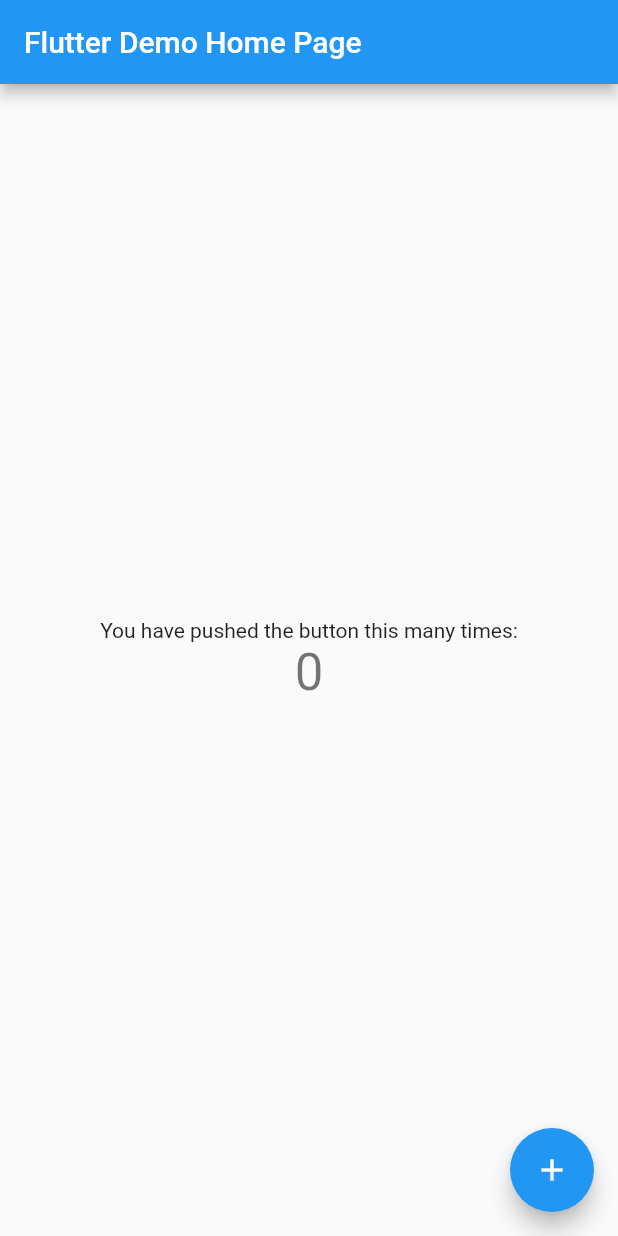
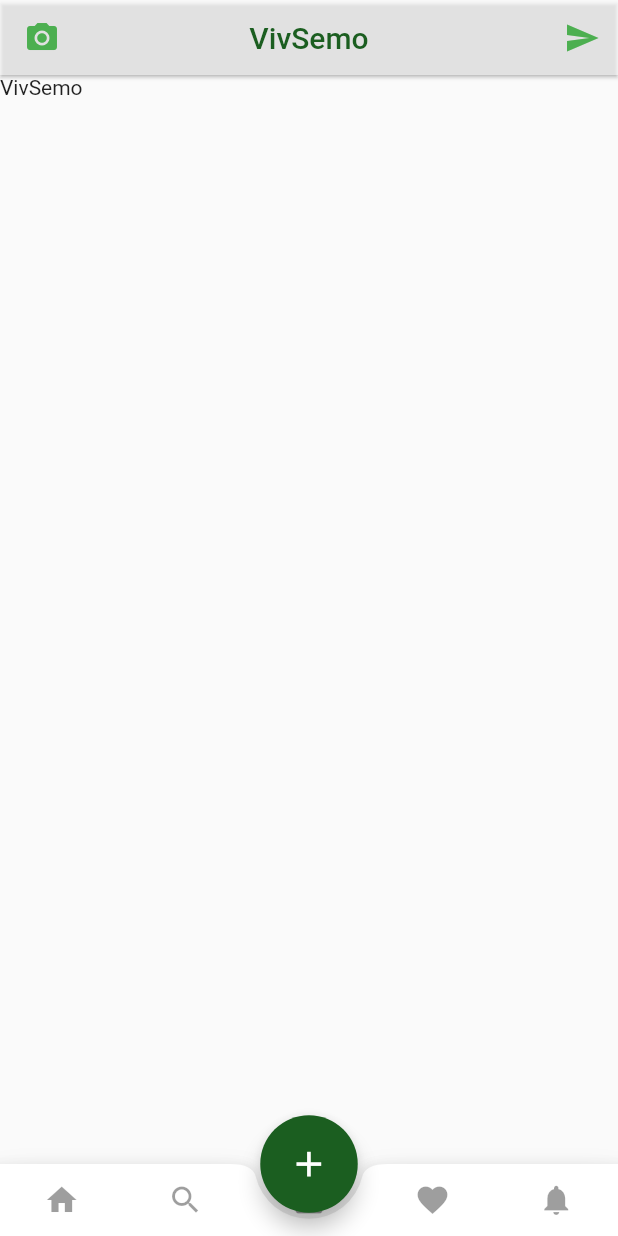
Before and after one commit to pellegrino/vivsemo, a Flutter app: the screen it shows after launch, on a phone screen of 412 x 824 dp. Run offline on Flutter 3.47's test engine with Material 2 defaults, Android fonts, the phone set to English and light mode, and no system bars.

Commit message:
Starting to implement UI scaffold

```diff
--- a/lib/main.dart
+++ b/lib/main.dart
@@ -1,117 +1,23 @@
 import 'package:flutter/material.dart';
+import 'package:vivsemo/pages/home_page.dart';
 
 void main() {
   runApp(MyApp());
 }
 
 class MyApp extends StatelessWidget {
-  // This widget is the root of your application.
   @override
   Widget build(BuildContext context) {
-    return MaterialApp(
-      title: 'Flutter Demo',
-      theme: ThemeData(
-        // This is the theme of your application.
-        //
-        // Try running your application with "flutter run". You'll see the
-        // application has a blue toolbar. Then, without quitting the app, try
-        // changing the primarySwatch below to Colors.green and then invoke
-        // "hot reload" (press "r" in the console where you ran "flutter run",
-        // or simply save your changes to "hot reload" in a Flutter IDE).
-        // Notice that the counter didn't reset back to zero; the application
-        // is not restarted.
-        primarySwatch: Colors.blue,
-        // This makes the visual density adapt to the platform that you run
-        // the app on. For desktop platforms, the controls will be smaller and
-        // closer together (more dense) than on mobile platforms.
-        visualDensity: VisualDensity.adaptivePlatformDensity,
+    return new MaterialApp(
+      title: "Vivsemo",
+      theme: new ThemeData(
+        primaryColor: Colors.green.shade400,
+        accentColor: Colors.green.shade900,
+        primaryIconTheme: IconThemeData(color: Colors.green),
+        primaryTextTheme: TextTheme(headline1: TextStyle(color: Colors.green)),
+        textTheme: TextTheme(headline1: TextStyle(color: Colors.green)),
       ),
-      home: MyHomePage(title: 'Flutter Demo Home Page'),
+      home: new HomePage(),
     );
   }
 }
-
-class MyHomePage extends StatefulWidget {
-  MyHomePage({Key key, this.title}) : super(key: key);
-
-  // This widget is the home page of your application. It is stateful, meaning
-  // that it has a State object (defined below) that contains fields that affect
-  // how it looks.
-
-  // This class is the configuration for the state. It holds the values (in this
-  // case the title) provided by the parent (in this case the App widget) and
-  // used by the build method of the State. Fields in a Widget subclass are
-  // always marked "final".
-
-  final String title;
-
-  @override
-  _MyHomePageState createState() => _MyHomePageState();
-}
-
-class _MyHomePageState extends State<MyHomePage> {
-  int _counter = 0;
-
-  void _incrementCounter() {
-    setState(() {
-      // This call to setState tells the Flutter framework that something has
-      // changed in this State, which causes it to rerun the build method below
-      // so that the display can reflect the updated values. If we changed
-      // _counter without calling setState(), then the build method would not be
-      // called again, and so nothing would appear to happen.
-      _counter++;
-    });
-  }
-
-  @override
-  Widget build(BuildContext context) {
-    // This method is rerun every time setState is called, for instance as done
-    // by the _incrementCounter method above.
-    //
-    // The Flutter framework has been optimized to make rerunning build methods
-    // fast, so that you can just rebuild anything that needs updating rather
-    // than having to individually change instances of widgets.
-    return Scaffold(
-      appBar: AppBar(
-        // Here we take the value from the MyHomePage object that was created by
-        // the App.build method, and use it to set our appbar title.
-        title: Text(widget.title),
-      ),
-      body: Center(
-        // Center is a layout widget. It takes a single child and positions it
-        // in the middle of the parent.
-        child: Column(
-          // Column is also a layout widget. It takes a list of children and
-          // arranges them vertically. By default, it sizes itself to fit its
-          // children horizontally, and tries to be as tall as its parent.
-          //
-          // Invoke "debug painting" (press "p" in the console, choose the
-          // "Toggle Debug Paint" action from the Flutter Inspector in Android
-          // Studio, or the "Toggle Debug Paint" command in Visual Studio Code)
-          // to see the wireframe for each widget.
-          //
-          // Column has various properties to control how it sizes itself and
-          // how it positions its children. Here we use mainAxisAlignment to
-          // center the children vertically; the main axis here is the vertical
-          // axis because Columns are vertical (the cross axis would be
-          // horizontal).
-          mainAxisAlignment: MainAxisAlignment.center,
-          children: <Widget>[
-            Text(
-              'You have pushed the button this many times:',
-            ),
-            Text(
-              '$_counter',
-              style: Theme.of(context).textTheme.headline4,
-            ),
-          ],
-        ),
-      ),
-      floatingActionButton: FloatingActionButton(
-        onPressed: _incrementCounter,
-        tooltip: 'Increment',
-        child: Icon(Icons.add),
-      ), // This trailing comma makes auto-formatting nicer for build methods.
-    );
-  }
-}
--- /dev/null
+++ b/lib/pages/home_page.dart
@@ -0,0 +1,31 @@
+import 'package:flutter/material.dart';
+import 'package:vivsemo/widgets/widgets.dart';
+
+class HomePage extends StatelessWidget {
+  const HomePage({
+    Key key,
+  }) : super(key: key);
+
+  @override
+  Widget build(BuildContext context) {
+    return new Scaffold(
+      appBar: new TopBar(),
+      body: Text("VivSemo"),
+      bottomNavigationBar: ControlBar(),
+      floatingActionButtonLocation: FloatingActionButtonLocation.centerDocked,
+      floatingActionButton: Container(
+        height: 65.0,
+        width: 65.0,
+        child: FittedBox(
+          child: FloatingActionButton(
+            onPressed: () {},
+            child: Icon(
+              Icons.add,
+            ),
+            // elevation: 5.0,
+          ),
+        ),
+      ),
+    );
+  }
+}
--- /dev/null
+++ b/lib/pages/pages.dart
@@ -0,0 +1 @@
+export 'home_page.dart';
--- /dev/null
+++ b/lib/widgets/control_bar.dart
@@ -0,0 +1,40 @@
+import 'package:flutter/material.dart';
+
+class ControlBar extends StatelessWidget {
+  const ControlBar({
+    Key key,
+  }) : super(key: key);
+
+  @override
+  Widget build(BuildContext context) {
+    return new BottomAppBar(
+      shape: CircularNotchedRectangle(),
+      child: new Row(
+        mainAxisAlignment: MainAxisAlignment.spaceAround,
+        mainAxisSize: MainAxisSize.max,
+        children: <IconButton>[
+          new IconButton(
+            icon: Icon(Icons.home),
+            onPressed: null,
+          ),
+          new IconButton(
+            icon: Icon(Icons.search),
+            onPressed: null,
+          ),
+          new IconButton(
+            icon: Icon(Icons.add_box),
+            onPressed: null,
+          ),
+          new IconButton(
+            icon: Icon(Icons.favorite),
+            onPressed: null,
+          ),
+          new IconButton(
+            icon: Icon(Icons.notifications),
+            onPressed: null,
+          )
+        ],
+      ),
+    );
+  }
+}
--- /dev/null
+++ b/lib/widgets/top_bar.dart
@@ -0,0 +1,29 @@
+import 'package:flutter/material.dart';
+
+class TopBar extends StatelessWidget with PreferredSizeWidget {
+  const TopBar({
+    Key key,
+  }) : super(key: key);
+  @override
+  Widget build(BuildContext context) {
+    return new AppBar(
+      backgroundColor: Colors.white60,
+      centerTitle: true,
+      elevation: 1.0,
+      leading: new Icon(Icons.camera_alt),
+      title: Text(
+        "VivSemo",
+        style: TextStyle(color: Colors.green.shade900),
+      ),
+      actions: <Widget>[
+        Padding(
+          padding: const EdgeInsets.only(right: 12.0),
+          child: Icon(Icons.send),
+        )
+      ],
+    );
+  }
+
+  @override
+  Size get preferredSize => Size.fromHeight(50.0);
+}
--- /dev/null
+++ b/lib/widgets/widgets.dart
@@ -0,0 +1,2 @@
+export 'control_bar.dart';
+export 'top_bar.dart';
```
Also changed, not shown: 2 other files.
